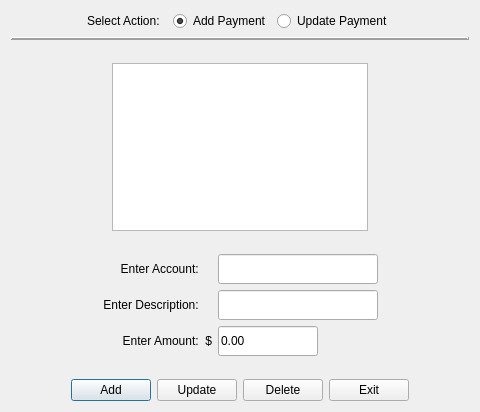
The window that CashFlowManager/updateautomaticmonthlypaymentsdialog.ui (epw7856/CashFlowManager) describes before a commit, drawn with Qt 5.
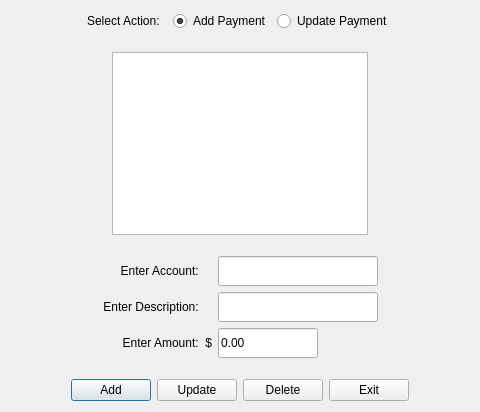
The same window after the commit.

Commit message: Updated the add income transaction dialog and the automatic monthly payment dialog UI.

The edit to the form file:
```diff
--- a/CashFlowManager/updateautomaticmonthlypaymentsdialog.ui
+++ b/CashFlowManager/updateautomaticmonthlypaymentsdialog.ui
@@ -10,6 +10,12 @@
     <height>412</height>
    </rect>
   </property>
+  <property name="font">
+   <font>
+    <family>Segoe UI</family>
+    <pointsize>9</pointsize>
+   </font>
+  </property>
   <property name="windowTitle">
    <string>Update Automatic Monthly Payments</string>
   </property>
@@ -68,28 +74,18 @@
      </item>
     </layout>
    </item>
-   <item>
-    <widget class="Line" name="line">
-     <property name="frameShadow">
-      <enum>QFrame::Raised</enum>
-     </property>
-     <property name="lineWidth">
-      <number>2</number>
-     </property>
-     <property name="orientation">
-      <enum>Qt::Horizontal</enum>
-     </property>
-    </widget>
-   </item>
    <item>
     <spacer name="verticalSpacer_3">
      <property name="orientation">
       <enum>Qt::Vertical</enum>
      </property>
+     <property name="sizeType">
+      <enum>QSizePolicy::Fixed</enum>
+     </property>
      <property name="sizeHint" stdset="0">
       <size>
        <width>20</width>
-       <height>40</height>
+       <height>15</height>
       </size>
      </property>
     </spacer>
@@ -115,6 +111,7 @@
         <widget class="QTableView" name="tableViewAutoPaymentSummary">
          <property name="font">
           <font>
+           <family>Segoe UI</family>
            <pointsize>9</pointsize>
           </font>
          </property>
@@ -154,10 +151,13 @@
      <property name="orientation">
       <enum>Qt::Vertical</enum>
      </property>
+     <property name="sizeType">
+      <enum>QSizePolicy::Fixed</enum>
+     </property>
      <property name="sizeHint" stdset="0">
       <size>
        <width>20</width>
-       <height>40</height>
+       <height>15</height>
       </size>
      </property>
     </spacer>
@@ -330,10 +330,13 @@
      <property name="orientation">
       <enum>Qt::Vertical</enum>
      </property>
+     <property name="sizeType">
+      <enum>QSizePolicy::Fixed</enum>
+     </property>
      <property name="sizeHint" stdset="0">
       <size>
        <width>20</width>
-       <height>40</height>
+       <height>15</height>
       </size>
      </property>
     </spacer>
```
The commit also changes 2 other files.
